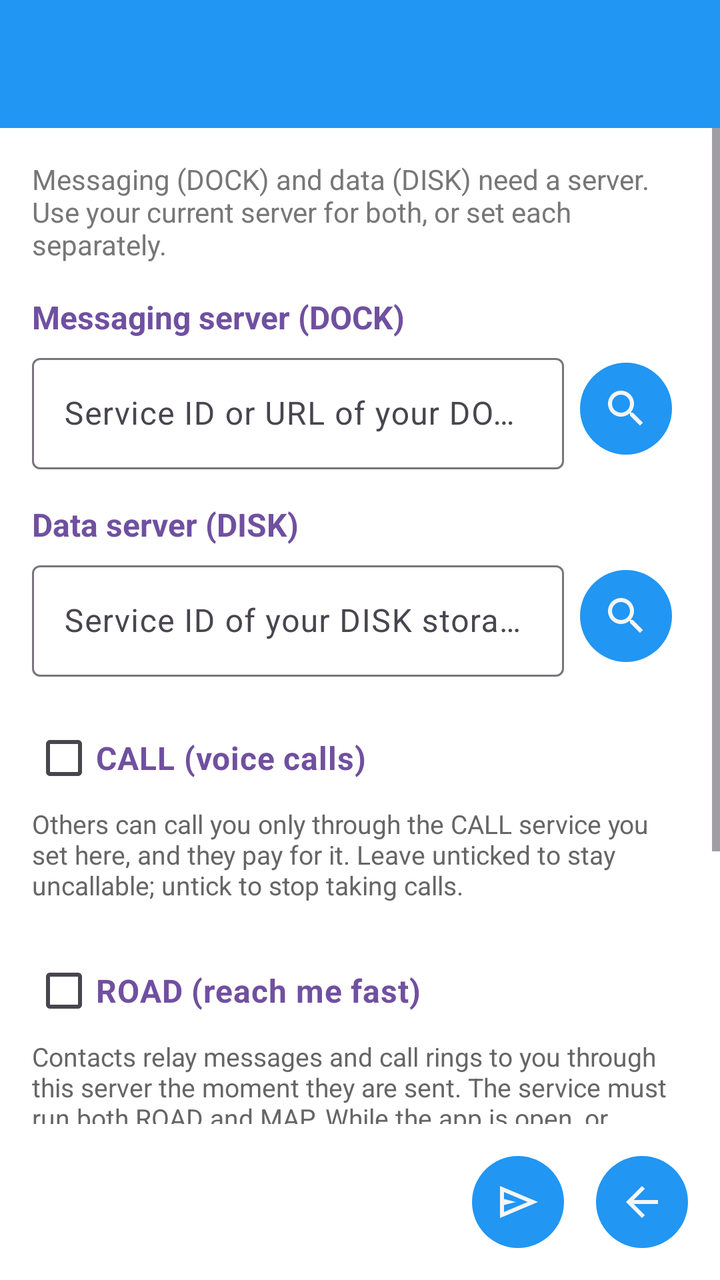
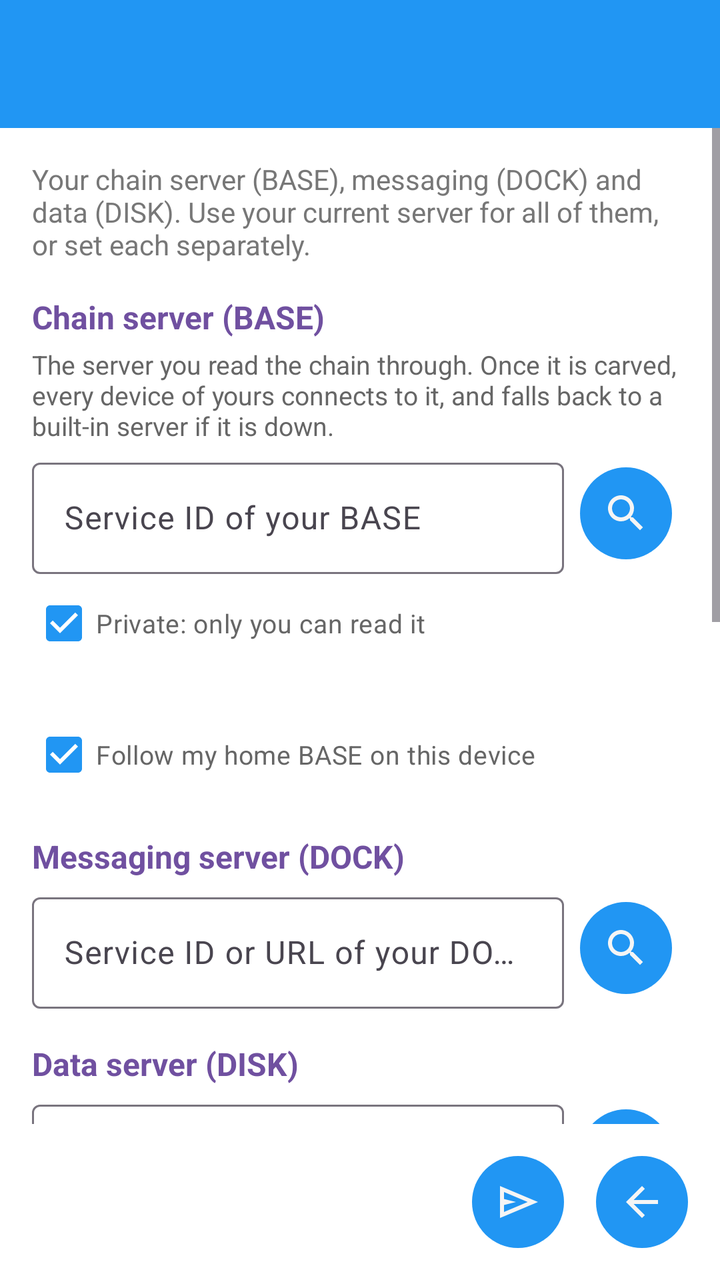

Before-and-after screenshots of an Android layout around one commit, followed by the original layout XML and the change that was made.
<!-- AndroidManifest.xml: application theme Theme.Freer -->
<!-- res/layout/activity_server_setup.xml -->
<?xml version="1.0" encoding="utf-8"?>
<LinearLayout xmlns:android="http://schemas.android.com/apk/res/android"
    xmlns:app="http://schemas.android.com/apk/res-auto"
    android:layout_width="match_parent"
    android:layout_height="match_parent"
    android:orientation="vertical">

    <include layout="@layout/common_toolbar" />

    <ScrollView
        android:id="@+id/scroll_view"
        android:layout_width="match_parent"
        android:layout_height="0dp"
        android:layout_weight="1"
        android:fillViewport="true">

        <LinearLayout
            android:layout_width="match_parent"
            android:layout_height="wrap_content"
            android:orientation="vertical"
            android:padding="16dp">

            <TextView
                android:layout_width="match_parent"
                android:layout_height="wrap_content"
                android:text="@string/server_setup_message"
                android:textColor="@color/hint"
                android:textSize="14sp"
                android:layout_marginBottom="16dp" />

            
            <TextView
                android:layout_width="match_parent"
                android:layout_height="wrap_content"
                android:text="@string/server_setup_dock_label"
                android:textColor="@color/field_name"
                android:textSize="16sp"
                android:textStyle="bold"
                android:layout_marginBottom="4dp" />

            <LinearLayout
                android:layout_width="match_parent"
                android:layout_height="wrap_content"
                android:orientation="horizontal"
                android:gravity="center_vertical">

                <com.google.android.material.textfield.TextInputLayout
                    android:layout_width="0dp"
                    android:layout_height="wrap_content"
                    android:layout_weight="1"
                    app:boxBackgroundColor="@color/input_field_background"
                    style="@style/Widget.Material3.TextInputLayout.OutlinedBox">

                    <com.google.android.material.textfield.TextInputEditText
                        android:id="@+id/dock_input"
                        android:layout_width="match_parent"
                        android:layout_height="wrap_content"
                        android:hint="@string/server_setup_dock_hint"
                        android:inputType="text"
                        android:maxLines="3" />
                </com.google.android.material.textfield.TextInputLayout>

                <ImageButton
                    android:id="@+id/choose_dock_button"
                    style="@style/ImageButtonStyle"
                    android:layout_marginStart="8dp"
                    android:src="@drawable/ic_search"
                    android:contentDescription="@string/choose_another" />
            </LinearLayout>

            
            <TextView
                android:layout_width="match_parent"
                android:layout_height="wrap_content"
                android:text="@string/server_setup_disk_label"
                android:textColor="@color/field_name"
                android:textSize="16sp"
                android:textStyle="bold"
                android:layout_marginTop="16dp"
                android:layout_marginBottom="4dp" />

            <LinearLayout
                android:layout_width="match_parent"
                android:layout_height="wrap_content"
                android:orientation="horizontal"
                android:gravity="center_vertical">

                <com.google.android.material.textfield.TextInputLayout
                    android:layout_width="0dp"
                    android:layout_height="wrap_content"
                    android:layout_weight="1"
                    app:boxBackgroundColor="@color/input_field_background"
                    style="@style/Widget.Material3.TextInputLayout.OutlinedBox">

                    <com.google.android.material.textfield.TextInputEditText
                        android:id="@+id/disk_input"
                        android:layout_width="match_parent"
                        android:layout_height="wrap_content"
                        android:hint="@string/server_setup_disk_hint"
                        android:inputType="text"
                        android:maxLines="3" />
                </com.google.android.material.textfield.TextInputLayout>

                <ImageButton
                    android:id="@+id/choose_disk_button"
                    style="@style/ImageButtonStyle"
                    android:layout_marginStart="8dp"
                    android:src="@drawable/ic_search"
                    android:contentDescription="@string/choose_another" />
            </LinearLayout>

            
            <CheckBox
                android:id="@+id/call_checkbox"
                android:layout_width="match_parent"
                android:layout_height="wrap_content"
                android:layout_marginTop="16dp"
                android:text="@string/server_setup_call_label"
                android:textColor="@color/field_name"
                android:textSize="16sp"
                android:textStyle="bold" />

            <TextView
                android:layout_width="match_parent"
                android:layout_height="wrap_content"
                android:layout_marginBottom="4dp"
                android:text="@string/server_setup_call_explain"
                android:textColor="@color/text_secondary"
                android:textSize="13sp" />

            <LinearLayout
                android:id="@+id/call_row"
                android:layout_width="match_parent"
                android:layout_height="wrap_content"
                android:orientation="horizontal"
                android:gravity="center_vertical"
                android:visibility="gone">

                <com.google.android.material.textfield.TextInputLayout
                    android:layout_width="0dp"
                    android:layout_height="wrap_content"
                    android:layout_weight="1"
                    app:boxBackgroundColor="@color/input_field_background"
                    style="@style/Widget.Material3.TextInputLayout.OutlinedBox">

                    <com.google.android.material.textfield.TextInputEditText
                        android:id="@+id/call_input"
                        android:layout_width="match_parent"
                        android:layout_height="wrap_content"
                        android:hint="@string/server_setup_call_hint"
                        android:inputType="text"
                        android:maxLines="3" />
                </com.google.android.material.textfield.TextInputLayout>

                <ImageButton
                    android:id="@+id/choose_call_button"
                    style="@style/ImageButtonStyle"
                    android:layout_marginStart="8dp"
                    android:src="@drawable/ic_search"
                    android:contentDescription="@string/choose_another" />
            </LinearLayout>

            
            <CheckBox
                android:id="@+id/road_checkbox"
                android:layout_width="match_parent"
                android:layout_height="wrap_content"
                android:layout_marginTop="16dp"
                android:text="@string/server_setup_road_label"
                android:textColor="@color/field_name"
                android:textSize="16sp"
                android:textStyle="bold" />

            <TextView
                android:layout_width="match_parent"
                android:layout_height="wrap_content"
                android:layout_marginBottom="4dp"
                android:text="@string/server_setup_road_explain"
                android:textColor="@color/text_secondary"
                android:textSize="13sp" />

            <TextView
                android:id="@+id/road_suggest"
                android:layout_width="match_parent"
                android:layout_height="wrap_content"
                android:layout_marginBottom="4dp"
                android:text="@string/server_setup_road_suggest"
                android:textColor="@color/field_name"
                android:textSize="13sp"
                android:visibility="gone" />

            <LinearLayout
                android:id="@+id/road_row"
                android:layout_width="match_parent"
                android:layout_height="wrap_content"
                android:orientation="horizontal"
                android:gravity="center_vertical"
                android:visibility="gone">

                <com.google.android.material.textfield.TextInputLayout
                    android:layout_width="0dp"
                    android:layout_height="wrap_content"
                    android:layout_weight="1"
                    app:boxBackgroundColor="@color/input_field_background"
                    style="@style/Widget.Material3.TextInputLayout.OutlinedBox">

                    <com.google.android.material.textfield.TextInputEditText
                        android:id="@+id/road_input"
                        android:layout_width="match_parent"
                        android:layout_height="wrap_content"
                        android:hint="@string/server_setup_road_hint"
                        android:inputType="text"
                        android:maxLines="3" />
                </com.google.android.material.textfield.TextInputLayout>

                <ImageButton
                    android:id="@+id/choose_road_button"
                    style="@style/ImageButtonStyle"
                    android:layout_marginStart="8dp"
                    android:src="@drawable/ic_search"
                    android:contentDescription="@string/choose_another" />
            </LinearLayout>

            
            <CheckBox
                android:id="@+id/fudp_checkbox"
                android:layout_width="match_parent"
                android:layout_height="wrap_content"
                android:layout_marginTop="16dp"
                android:text="@string/server_setup_fudp_label"
                android:textColor="@color/field_name"
                android:textSize="16sp"
                android:textStyle="bold" />

            <TextView
                android:layout_width="match_parent"
                android:layout_height="wrap_content"
                android:layout_marginBottom="4dp"
                android:text="@string/server_setup_fudp_explain"
                android:textColor="@color/text_secondary"
                android:textSize="13sp" />

            <LinearLayout
                android:id="@+id/fudp_row"
                android:layout_width="match_parent"
                android:layout_height="wrap_content"
                android:orientation="horizontal"
                android:gravity="center_vertical"
                android:visibility="gone">

                <com.google.android.material.textfield.TextInputLayout
                    android:layout_width="0dp"
                    android:layout_height="wrap_content"
                    android:layout_weight="1"
                    app:boxBackgroundColor="@color/input_field_background"
                    style="@style/Widget.Material3.TextInputLayout.OutlinedBox">

                    <com.google.android.material.textfield.TextInputEditText
                        android:id="@+id/fudp_input"
                        android:layout_width="match_parent"
                        android:layout_height="wrap_content"
                        android:hint="@string/server_setup_fudp_hint"
                        android:inputType="text"
                        android:maxLines="3" />
                </com.google.android.material.textfield.TextInputLayout>

            </LinearLayout>

        </LinearLayout>

    </ScrollView>

    
    <LinearLayout
        android:layout_width="match_parent"
        android:layout_height="wrap_content"
        android:orientation="horizontal"
        android:padding="8dp"
        android:gravity="end">

        <ImageButton
            android:id="@+id/register_button"
            style="@style/ImageButtonStyle"
            android:src="@drawable/ic_send"
            android:contentDescription="@string/publish" />

        <ImageButton
            android:id="@+id/back_button"
            style="@style/ImageButtonStyle"
            android:src="@drawable/ic_back"
            android:contentDescription="@string/back" />

    </LinearLayout>

</LinearLayout>
<!-- res/layout/common_toolbar.xml (included above) -->
<?xml version="1.0" encoding="utf-8"?>
<androidx.appcompat.widget.Toolbar xmlns:android="http://schemas.android.com/apk/res/android"
    xmlns:app="http://schemas.android.com/apk/res-auto"
    android:id="@+id/toolbar"
    android:layout_width="match_parent"
    android:layout_height="?attr/actionBarSize"
    android:background="@color/accent"
    android:theme="@style/ThemeOverlay.Freer.Toolbar">

    <LinearLayout
        android:id="@+id/toolbar_fid_container"
        android:layout_width="wrap_content"
        android:layout_height="match_parent"
        android:layout_gravity="end"
        android:orientation="horizontal"
        android:gravity="end|center_vertical"
        android:visibility="gone"
        android:clickable="true"
        android:focusable="true"
        android:paddingStart="8dp"
        android:paddingEnd="16dp"
        android:background="?android:attr/selectableItemBackground">

        <TextView
            android:id="@+id/toolbar_fid_text"
            android:layout_width="130dp"
            android:layout_height="wrap_content"
            android:textColor="@color/main_background"
            android:paddingStart="8dp"
            android:paddingEnd="4dp"
            android:textSize="14sp"
            android:maxLines="1"
            android:gravity="end"
            android:ellipsize="middle" />

        <ImageView
            android:id="@+id/toolbar_avatar"
            android:layout_width="42dp"
            android:layout_height="42dp"
            android:background="@color/accent"
            android:scaleType="centerCrop"
            android:contentDescription="@string/avatar" />

    </LinearLayout>

</androidx.appcompat.widget.Toolbar>
<!-- resources referenced by this layout -->
<resources>
  <color name="accent">#2196F3</color>
  <color name="field_name">#7050A0</color>
  <color name="hint">#777777</color>
  <color name="input_field_background">#FFFFFF</color>
  <color name="main_background">#F5F5F5</color>
  <color name="text_secondary">#666666</color>
  <!-- drawable ic_back (drawable) -->
  <vector xmlns:android="http://schemas.android.com/apk/res/android"
      android:width="24dp"
      android:height="24dp"
      android:viewportWidth="960"
      android:viewportHeight="960">
    <path
        android:pathData="m313,520 l224,224 -57,56 -320,-320 320,-320 57,56 -224,224h487v80L313,520Z"
        android:fillColor="@color/main_background"/>
  </vector>
  <string name="avatar">Avatar</string>
  <string name="back">Back</string>
  <string name="choose_another">Choose another</string>
  <string name="publish">Publish</string>
  <string name="server_setup_call_explain">Others can call you only through the CALL service you set here, and they pay for it. Leave unticked to stay uncallable; untick to stop taking calls.</string>
  <string name="server_setup_call_hint">CALL service SID</string>
  <string name="server_setup_call_label">CALL (voice calls)</string>
  <string name="server_setup_disk_hint">Service ID of your DISK storage</string>
  <string name="server_setup_disk_label">Data server (DISK)</string>
  <string name="server_setup_dock_hint">Service ID or URL of your DOCK relay</string>
  <string name="server_setup_dock_label">Messaging server (DOCK)</string>
  <string name="server_setup_fudp_explain">Only for a node with a fixed, reachable address, such as a server. A phone behind a home or mobile network cannot be reached this way: leave it unset. Untick to remove it.</string>
  <string name="server_setup_fudp_hint">fudp://host:port</string>
  <string name="server_setup_fudp_label">FUDP (my own node)</string>
  <string name="server_setup_message">Messaging (DOCK) and data (DISK) need a server. Use your current server for both, or set each separately.</string>
  <string name="server_setup_road_explain">Contacts relay messages and call rings to you through this server the moment they are sent. The service must run both ROAD and MAP. While the app is open, or Available for calls is on, your device keeps its presence there, which the server charges for. Untick to remove it.</string>
  <string name="server_setup_road_hint">ROAD service SID</string>
  <string name="server_setup_road_label">ROAD (reach me fast)</string>
  <string name="server_setup_road_suggest">You have no ROAD server: messages and rings reach you only when your device next checks its DOCK. Setting one makes them arrive at once.</string>
  <style name="ThemeOverlay.Freer.Toolbar" parent="ThemeOverlay.AppCompat.ActionBar">
          <item name="android:textColorPrimary">@color/main_background</item>
          <item name="android:textColorSecondary">@color/main_background</item>
      </style>
  <style name="Theme.Freer" parent="Base.Theme.Freer" />
  <color name="warning">#FF9800</color>
  <!-- drawable bg_round_accent (drawable) -->
  <?xml version="1.0" encoding="utf-8"?>
  <shape xmlns:android="http://schemas.android.com/apk/res/android"
      android:shape="oval">
      <solid android:color="@color/accent" />
  </shape>
  <!-- unchanged entries left out for length: 4 -->
</resources>

<!-- the commit's change to res/layout/activity_server_setup.xml (unified diff, before → after) -->
@@ -32,10 +32,96 @@
             <TextView
                 android:layout_width="match_parent"
                 android:layout_height="wrap_content"
+                android:text="@string/server_setup_base_label"
+                android:textColor="@color/field_name"
+                android:textSize="16sp"
+                android:textStyle="bold"
+                android:layout_marginBottom="4dp" />
+
+            <TextView
+                android:layout_width="match_parent"
+                android:layout_height="wrap_content"
+                android:layout_marginBottom="4dp"
+                android:text="@string/server_setup_base_explain"
+                android:textColor="@color/text_secondary"
+                android:textSize="13sp" />
+
+            <LinearLayout
+                android:layout_width="match_parent"
+                android:layout_height="wrap_content"
+                android:orientation="horizontal"
+                android:gravity="center_vertical">
+
+                <com.google.android.material.textfield.TextInputLayout
+                    android:layout_width="0dp"
+                    android:layout_height="wrap_content"
+                    android:layout_weight="1"
+                    app:boxBackgroundColor="@color/input_field_background"
+                    style="@style/Widget.Material3.TextInputLayout.OutlinedBox">
+
+                    <com.google.android.material.textfield.TextInputEditText
+                        android:id="@+id/base_input"
+                        android:layout_width="match_parent"
+                        android:layout_height="wrap_content"
+                        android:hint="@string/server_setup_base_hint"
+                        android:inputType="text"
+                        android:maxLines="3" />
+                </com.google.android.material.textfield.TextInputLayout>
+
+                <ImageButton
+                    android:id="@+id/choose_base_button"
+                    style="@style/ImageButtonStyle"
+                    android:layout_marginStart="8dp"
+                    android:src="@drawable/ic_search"
+                    android:contentDescription="@string/choose_another" />
+            </LinearLayout>
+
+            
+            <CheckBox
+                android:id="@+id/base_private_checkbox"
+                android:layout_width="wrap_content"
+                android:layout_height="wrap_content"
+                android:checked="true"
+                android:text="@string/server_setup_private"
+                android:textColor="@color/text_secondary"
+                android:textSize="13sp" />
+
+            
+            <TextView
+                android:id="@+id/base_connection_text"
+                android:layout_width="match_parent"
+                android:layout_height="wrap_content"
+                android:textColor="@color/text_secondary"
+                android:textSize="13sp"
+                android:textIsSelectable="true" />
+
+            <TextView
+                android:id="@+id/base_problem_text"
+                android:layout_width="match_parent"
+                android:layout_height="wrap_content"
+                android:textColor="@color/field_name"
+                android:textSize="13sp"
+                android:textIsSelectable="true"
+                android:visibility="gone" />
+
+            <CheckBox
+                android:id="@+id/follow_base_checkbox"
+                android:layout_width="wrap_content"
+                android:layout_height="wrap_content"
+                android:checked="true"
+                android:text="@string/server_setup_follow_base"
+                android:textColor="@color/text_secondary"
+                android:textSize="13sp" />
+
+            
+            <TextView
+                android:layout_width="match_parent"
+                android:layout_height="wrap_content"
                 android:text="@string/server_setup_dock_label"
                 android:textColor="@color/field_name"
                 android:textSize="16sp"
                 android:textStyle="bold"
+                android:layout_marginTop="16dp"
                 android:layout_marginBottom="4dp" />
 
             <LinearLayout
@@ -108,6 +194,16 @@
                     android:src="@drawable/ic_search"
                     android:contentDescription="@string/choose_another" />
             </LinearLayout>
+
+            
+            <CheckBox
+                android:id="@+id/disk_private_checkbox"
+                android:layout_width="wrap_content"
+                android:layout_height="wrap_content"
+                android:checked="true"
+                android:text="@string/server_setup_private"
+                android:textColor="@color/text_secondary"
+                android:textSize="13sp" />
 
             
             <CheckBox
<!-- resource entries referenced after the edit -->
@@ -20,6 +20,9 @@
   <string name="back">Back</string>
   <string name="choose_another">Choose another</string>
   <string name="publish">Publish</string>
+  <string name="server_setup_base_explain">The server you read the chain through. Once it is carved, every device of yours connects to it, and falls back to a built-in server if it is down.</string>
+  <string name="server_setup_base_hint">Service ID of your BASE</string>
+  <string name="server_setup_base_label">Chain server (BASE)</string>
   <string name="server_setup_call_explain">Others can call you only through the CALL service you set here, and they pay for it. Leave unticked to stay uncallable; untick to stop taking calls.</string>
   <string name="server_setup_call_hint">CALL service SID</string>
   <string name="server_setup_call_label">CALL (voice calls)</string>
@@ -27,10 +30,12 @@
   <string name="server_setup_disk_label">Data server (DISK)</string>
   <string name="server_setup_dock_hint">Service ID or URL of your DOCK relay</string>
   <string name="server_setup_dock_label">Messaging server (DOCK)</string>
+  <string name="server_setup_follow_base">Follow my home BASE on this device</string>
   <string name="server_setup_fudp_explain">Only for a node with a fixed, reachable address, such as a server. A phone behind a home or mobile network cannot be reached this way: leave it unset. Untick to remove it.</string>
   <string name="server_setup_fudp_hint">fudp://host:port</string>
   <string name="server_setup_fudp_label">FUDP (my own node)</string>
-  <string name="server_setup_message">Messaging (DOCK) and data (DISK) need a server. Use your current server for both, or set each separately.</string>
+  <string name="server_setup_message">Your chain server (BASE), messaging (DOCK) and data (DISK). Use your current server for all of them, or set each separately.</string>
+  <string name="server_setup_private">Private: only you can read it</string>
   <string name="server_setup_road_explain">Contacts relay messages and call rings to you through this server the moment they are sent. The service must run both ROAD and MAP. While the app is open, or Available for calls is on, your device keeps its presence there, which the server charges for. Untick to remove it.</string>
   <string name="server_setup_road_hint">ROAD service SID</string>
   <string name="server_setup_road_label">ROAD (reach me fast)</string>
